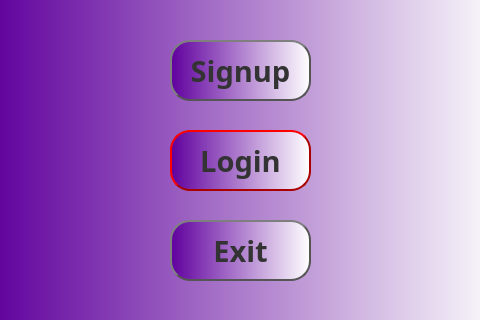
The window that mainwindow.ui (romina-kh/project2_rm) describes before a commit, drawn with Qt 5; both pictures show x 130 to 610 and y 140 to 460 of the 800 by 600 pixel window.
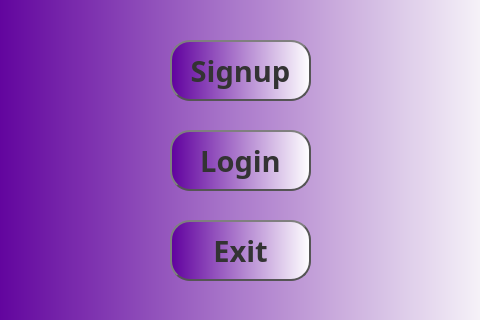
The same window after the commit.

The edit to the form file:
```diff
--- a/mainwindow.ui
+++ b/mainwindow.ui
@@ -34,9 +34,9 @@
      <colorrole role="Window">
       <brush brushstyle="SolidPattern">
        <color alpha="255">
-        <red>255</red>
-        <green>255</green>
-        <blue>255</blue>
+        <red>61</red>
+        <green>39</green>
+        <blue>89</blue>
        </color>
       </brush>
      </colorrole>
@@ -72,9 +72,9 @@
      <colorrole role="Window">
       <brush brushstyle="SolidPattern">
        <color alpha="255">
-        <red>255</red>
-        <green>255</green>
-        <blue>255</blue>
+        <red>61</red>
+        <green>39</green>
+        <blue>89</blue>
        </color>
       </brush>
      </colorrole>
@@ -101,18 +101,18 @@
      <colorrole role="Base">
       <brush brushstyle="SolidPattern">
        <color alpha="255">
-        <red>255</red>
-        <green>255</green>
-        <blue>255</blue>
+        <red>61</red>
+        <green>39</green>
+        <blue>89</blue>
        </color>
       </brush>
      </colorrole>
      <colorrole role="Window">
       <brush brushstyle="SolidPattern">
        <color alpha="255">
-        <red>255</red>
-        <green>255</green>
-        <blue>255</blue>
+        <red>61</red>
+        <green>39</green>
+        <blue>89</blue>
        </color>
       </brush>
      </colorrole>
@@ -178,21 +178,43 @@
         </brush>
        </colorrole>
        <colorrole role="Base">
-        <brush brushstyle="SolidPattern">
+        <brush brushstyle="LinearGradientPattern">
+         <gradient startx="0.000000000000000" starty="0.000000000000000" endx="1.000000000000000" endy="0.000000000000000" type="LinearGradient" spread="RepeatSpread" coordinatemode="ObjectBoundingMode">
+          <gradientstop position="0.000000000000000">
          <color alpha="255">
-          <red>0</red>
+            <red>96</red>
           <green>0</green>
-          <blue>0</blue>
-         </color>
+            <blue>158</blue>
+           </color>
+          </gradientstop>
+          <gradientstop position="1.000000000000000">
+           <color alpha="255">
+            <red>255</red>
+            <green>255</green>
+            <blue>255</blue>
+           </color>
+          </gradientstop>
+         </gradient>
         </brush>
        </colorrole>
        <colorrole role="Window">
-        <brush brushstyle="SolidPattern">
+        <brush brushstyle="LinearGradientPattern">
+         <gradient startx="0.000000000000000" starty="0.000000000000000" endx="1.000000000000000" endy="0.000000000000000" type="LinearGradient" spread="RepeatSpread" coordinatemode="ObjectBoundingMode">
+          <gradientstop position="0.000000000000000">
+           <color alpha="255">
+            <red>96</red>
+            <green>0</green>
+            <blue>158</blue>
+           </color>
+          </gradientstop>
+          <gradientstop position="1.000000000000000">
          <color alpha="255">
           <red>255</red>
           <green>255</green>
-          <blue>0</blue>
-         </color>
+            <blue>255</blue>
+           </color>
+          </gradientstop>
+         </gradient>
         </brush>
        </colorrole>
        <colorrole role="HighlightedText">
@@ -254,21 +276,43 @@
         </brush>
        </colorrole>
        <colorrole role="Base">
-        <brush brushstyle="SolidPattern">
+        <brush brushstyle="LinearGradientPattern">
+         <gradient startx="0.000000000000000" starty="0.000000000000000" endx="1.000000000000000" endy="0.000000000000000" type="LinearGradient" spread="RepeatSpread" coordinatemode="ObjectBoundingMode">
+          <gradientstop position="0.000000000000000">
          <color alpha="255">
-          <red>0</red>
+            <red>96</red>
           <green>0</green>
-          <blue>0</blue>
-         </color>
+            <blue>158</blue>
+           </color>
+          </gradientstop>
+          <gradientstop position="1.000000000000000">
+           <color alpha="255">
+            <red>255</red>
+            <green>255</green>
+            <blue>255</blue>
+           </color>
+          </gradientstop>
+         </gradient>
         </brush>
        </colorrole>
        <colorrole role="Window">
-        <brush brushstyle="SolidPattern">
+        <brush brushstyle="LinearGradientPattern">
+         <gradient startx="0.000000000000000" starty="0.000000000000000" endx="1.000000000000000" endy="0.000000000000000" type="LinearGradient" spread="RepeatSpread" coordinatemode="ObjectBoundingMode">
+          <gradientstop position="0.000000000000000">
+           <color alpha="255">
+            <red>96</red>
+            <green>0</green>
+            <blue>158</blue>
+           </color>
+          </gradientstop>
+          <gradientstop position="1.000000000000000">
          <color alpha="255">
           <red>255</red>
           <green>255</green>
-          <blue>0</blue>
-         </color>
+            <blue>255</blue>
+           </color>
+          </gradientstop>
+         </gradient>
         </brush>
        </colorrole>
        <colorrole role="HighlightedText">
@@ -330,21 +374,43 @@
         </brush>
        </colorrole>
        <colorrole role="Base">
-        <brush brushstyle="SolidPattern">
+        <brush brushstyle="LinearGradientPattern">
+         <gradient startx="0.000000000000000" starty="0.000000000000000" endx="1.000000000000000" endy="0.000000000000000" type="LinearGradient" spread="RepeatSpread" coordinatemode="ObjectBoundingMode">
+          <gradientstop position="0.000000000000000">
+           <color alpha="255">
+            <red>96</red>
+            <green>0</green>
+            <blue>158</blue>
+           </color>
+          </gradientstop>
+          <gradientstop position="1.000000000000000">
          <color alpha="255">
           <red>255</red>
           <green>255</green>
-          <blue>0</blue>
-         </color>
+            <blue>255</blue>
+           </color>
+          </gradientstop>
+         </gradient>
         </brush>
        </colorrole>
        <colorrole role="Window">
-        <brush brushstyle="SolidPattern">
+        <brush brushstyle="LinearGradientPattern">
+         <gradient startx="0.000000000000000" starty="0.000000000000000" endx="1.000000000000000" endy="0.000000000000000" type="LinearGradient" spread="RepeatSpread" coordinatemode="ObjectBoundingMode">
+          <gradientstop position="0.000000000000000">
+           <color alpha="255">
+            <red>96</red>
+            <green>0</green>
+            <blue>158</blue>
+           </color>
+          </gradientstop>
+          <gradientstop position="1.000000000000000">
          <color alpha="255">
           <red>255</red>
           <green>255</green>
-          <blue>0</blue>
-         </color>
+            <blue>255</blue>
+           </color>
+          </gradientstop>
+         </gradient>
         </brush>
        </colorrole>
        <colorrole role="HighlightedText">
@@ -459,12 +525,12 @@
      <property name="styleSheet">
       <string notr="true">QPushButton {
 color: #333;
-border: 2px solid #aa0000;
+border: 2px solid #555;
 border-radius: 20px;
 border-style: outset;
 background: qradialgradient(
 cx: 0.3, cy: -0.4, fx: 0.3, fy: -0.4,
-radius: 1.35, stop: 0 #fff, stop: 1 #ffff7f
+radius: 1.35, stop: 0 #fff, stop: 1 #D83F87
 );
 padding: 5px;
 }
@@ -474,7 +540,8 @@
 cx: 0.3, cy: -0.4, fx: 0.3, fy: -0.4,
 radius: 1.35, stop: 0 #fff, stop: 1 #bbb
 );
-}</string>
+}
+</string>
      </property>
      <property name="text">
       <string>Login</string>
```
Left out of the diff: 14 changed lines with no effect on the pictures. Lines whose indentation alone changed are shown as unchanged.
